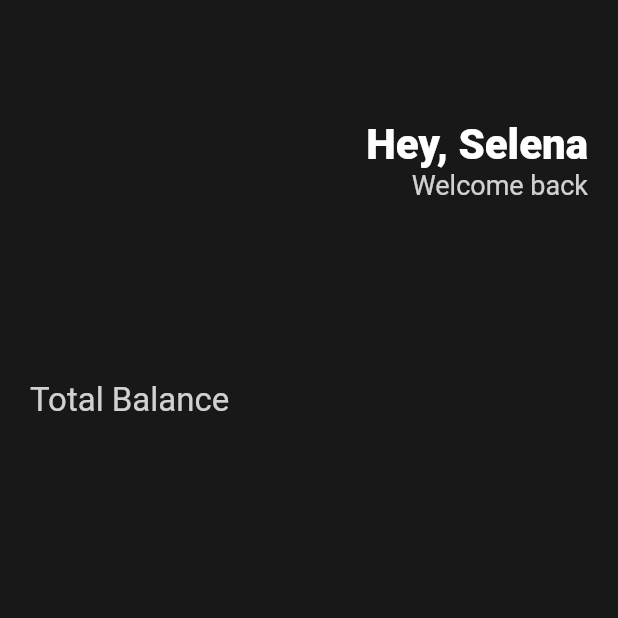
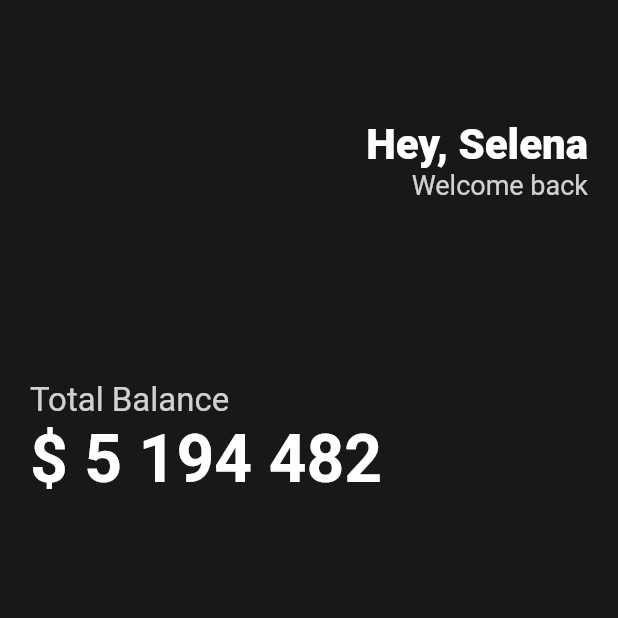
Before and after one commit to kimgeuntae/mobile_wallet, a Flutter app: the screen it shows after launch, on a phone screen of 412 x 824 dp, the top half of it. Run offline on Flutter 3.47's test engine with Material 2 defaults, Android fonts, the phone set to English and light mode, and no system bars.

Commit message:
Add: 잔고 표시

```diff
--- a/lib/main.dart
+++ b/lib/main.dart
@@ -59,6 +59,14 @@ class MyApp extends StatelessWidget {
                   color: Colors.white.withOpacity(0.8),
                 ),
               ),
+              Text(
+                '\$ 5 194 482',
+                style: TextStyle(
+                  fontSize: 44,
+                  fontWeight: FontWeight.w600,
+                  color: Colors.white,
+                ),
+              ),
             ],
           ),
         ),
```
